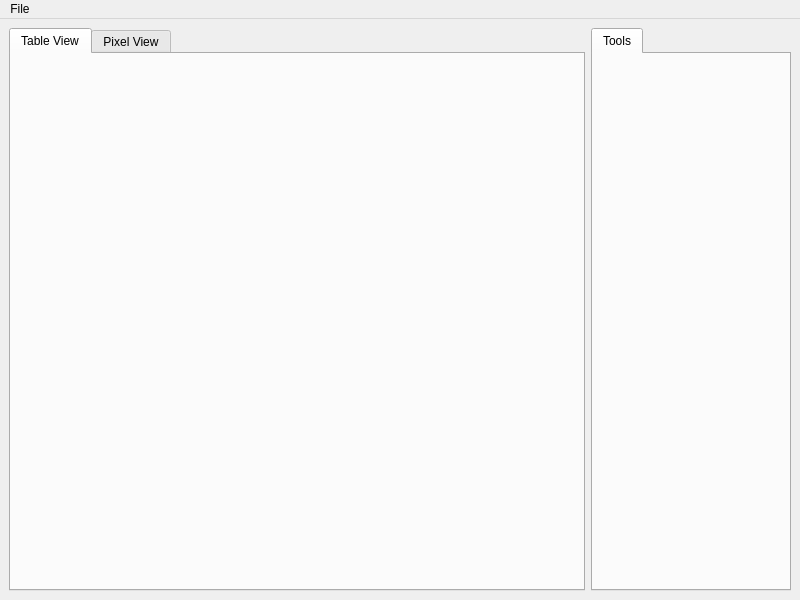
This is mainwindow.ui in Airels/ihm-tabs as Qt 5 draws it before an edit. The edited form follows.
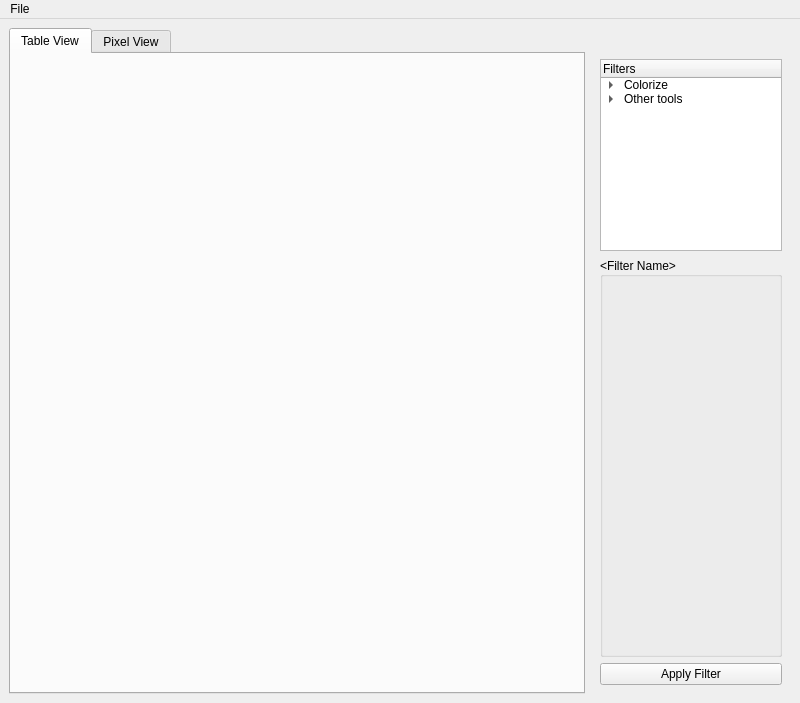
This is the edited form. The open tabs and pages were chosen to show the change.

What changed in the file:
```diff
--- a/mainwindow.ui
+++ b/mainwindow.ui
@@ -88,46 +88,77 @@
       <property name="lineWidth">
        <number>10</number>
       </property>
-      <layout class="QVBoxLayout" name="verticalLayout_2">
-       <property name="leftMargin">
-        <number>0</number>
-       </property>
-       <property name="topMargin">
-        <number>0</number>
-       </property>
-       <property name="rightMargin">
-        <number>0</number>
-       </property>
-       <property name="bottomMargin">
-        <number>0</number>
-       </property>
+      <layout class="QVBoxLayout" name="verticalLayout">
        <item>
-        <layout class="QVBoxLayout" name="verticalLayout">
-         <property name="spacing">
-          <number>0</number>
+        <spacer name="verticalSpacer">
+         <property name="orientation">
+          <enum>Qt::Vertical</enum>
          </property>
-         <property name="sizeConstraint">
-          <enum>QLayout::SetNoConstraint</enum>
+         <property name="sizeType">
+          <enum>QSizePolicy::Fixed</enum>
          </property>
+         <property name="sizeHint" stdset="0">
+          <size>
+           <width>20</width>
+           <height>22</height>
+          </size>
+         </property>
+        </spacer>
+       </item>
+       <item>
+        <widget class="QTreeWidget" name="_treeFilter">
+         <column>
+          <property name="text">
+           <string>Filters</string>
+          </property>
+         </column>
          <item>
-          <widget class="QTabWidget" name="tabWidget_2">
-           <property name="maximumSize">
-            <size>
-             <width>16777215</width>
-             <height>16777215</height>
-            </size>
+          <property name="text">
+           <string>Colorize</string>
+          </property>
+          <item>
+           <property name="text">
+            <string>Colorize Cell</string>
            </property>
            <property name="currentIndex">
             <number>0</number>
            </property>
-           <widget class="QWidget" name="tab_3">
-            <attribute name="title">
-             <string>Tools</string>
-            </attribute>
-           </widget>
-          </widget>
+          </item>
          </item>
-        </layout>
+         <item>
+          <property name="text">
+           <string>Other tools</string>
+          </property>
+          <item>
+           <property name="text">
+            <string>test</string>
+           </property>
+          </item>
+         </item>
+        </widget>
+       </item>
+       <item>
+        <widget class="QGroupBox" name="_activeFilter">
+         <property name="minimumSize">
+          <size>
+           <width>0</width>
+           <height>400</height>
+          </size>
+         </property>
+         <property name="title">
+          <string>&lt;Filter Name&gt;</string>
+         </property>
+         <property name="alignment">
+          <set>Qt::AlignLeading|Qt::AlignLeft|Qt::AlignVCenter</set>
+         </property>
+        </widget>
+       </item>
+       <item>
+        <widget class="QPushButton" name="_filterApplyBtn">
+         <property name="text">
+          <string>Apply Filter</string>
+         </property>
+        </widget>
        </item>
       </layout>
      </widget>
```
Left out of the diff: 20 changed lines with no effect on the pictures.
